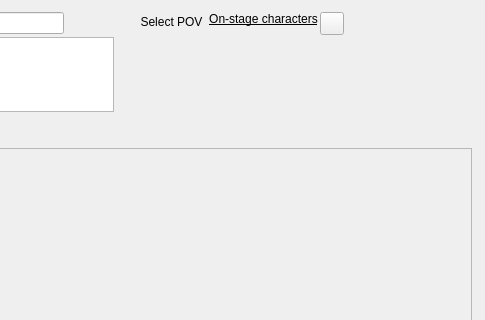
First picture: the form in ui/scene_editor.ui, repository zkovari/plotlyst, before the edit; both pictures show x 469 to 954 and y 0 to 320 of the 954 by 808 pixel window.
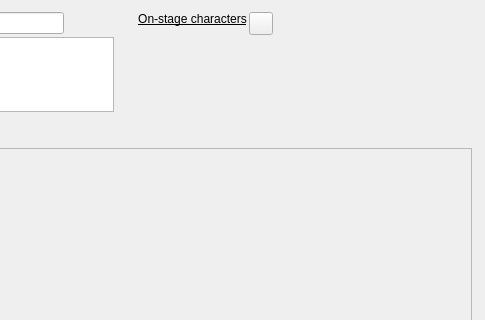
Second picture: the form after the edit. The open tabs and pages were chosen to show the change. Custom widgets are drawn as their Qt base class.

Commit message: Extract CharacterAvatar widget

Patch:
```diff
--- a/ui/scene_editor.ui
+++ b/ui/scene_editor.ui
@@ -421,57 +421,8 @@
           </item>
          </layout>
         </item>
-        <item alignment="Qt::AlignTop">
-         <widget class="QWidget" name="wdgPovParent" native="true">
-          <layout class="QVBoxLayout" name="verticalLayout_15">
-           <property name="spacing">
-            <number>0</number>
-           </property>
-           <property name="leftMargin">
-            <number>0</number>
-           </property>
-           <property name="topMargin">
-            <number>1</number>
-           </property>
-           <property name="rightMargin">
-            <number>0</number>
-           </property>
-           <property name="bottomMargin">
-            <number>0</number>
-           </property>
-           <item alignment="Qt::AlignHCenter|Qt::AlignVCenter">
-            <widget class="QToolButton" name="btnPov">
-             <property name="cursor">
-              <cursorShape>PointingHandCursor</cursorShape>
-             </property>
-             <property name="toolTip">
-              <string>Select point of view character</string>
-             </property>
-             <property name="styleSheet">
-              <string notr="true">QToolButton {
-	border: 0px;
-}
-QToolButton::menu-indicator {width:0px;}</string>
-             </property>
-             <property name="text">
-              <string>Select POV</string>
-             </property>
-             <property name="iconSize">
-              <size>
-               <width>118</width>
-               <height>118</height>
-              </size>
-             </property>
-             <property name="popupMode">
-              <enum>QToolButton::InstantPopup</enum>
-             </property>
-             <property name="toolButtonStyle">
-              <enum>Qt::ToolButtonTextUnderIcon</enum>
-             </property>
-            </widget>
-           </item>
-          </layout>
-         </widget>
+        <item>
+         <widget class="CharacterAvatar" name="wdgPov"/>
         </item>
         <item>
          <layout class="QVBoxLayout" name="verticalLayout_12">
@@ -1121,6 +1072,11 @@
   </layout>
  </widget>
  <customwidgets>
+  <customwidget>
+   <class>CharacterAvatar</class>
+   <extends>QWidget</extends>
+   <header>src.main.python.plotlyst.view.widget.characters</header>
+  </customwidget>
   <customwidget>
    <class>RotatedButton</class>
    <extends>QPushButton</extends>
```
Left out of the diff: 4 changed lines with no effect on the pictures. The commit also changes 6 other files.
